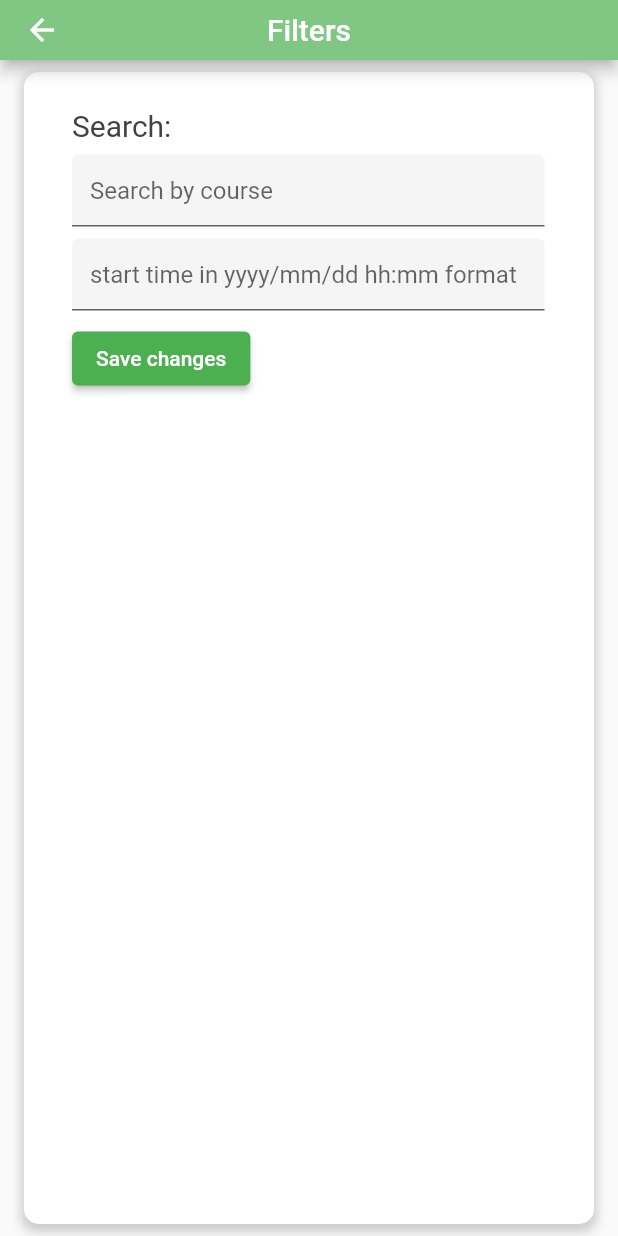
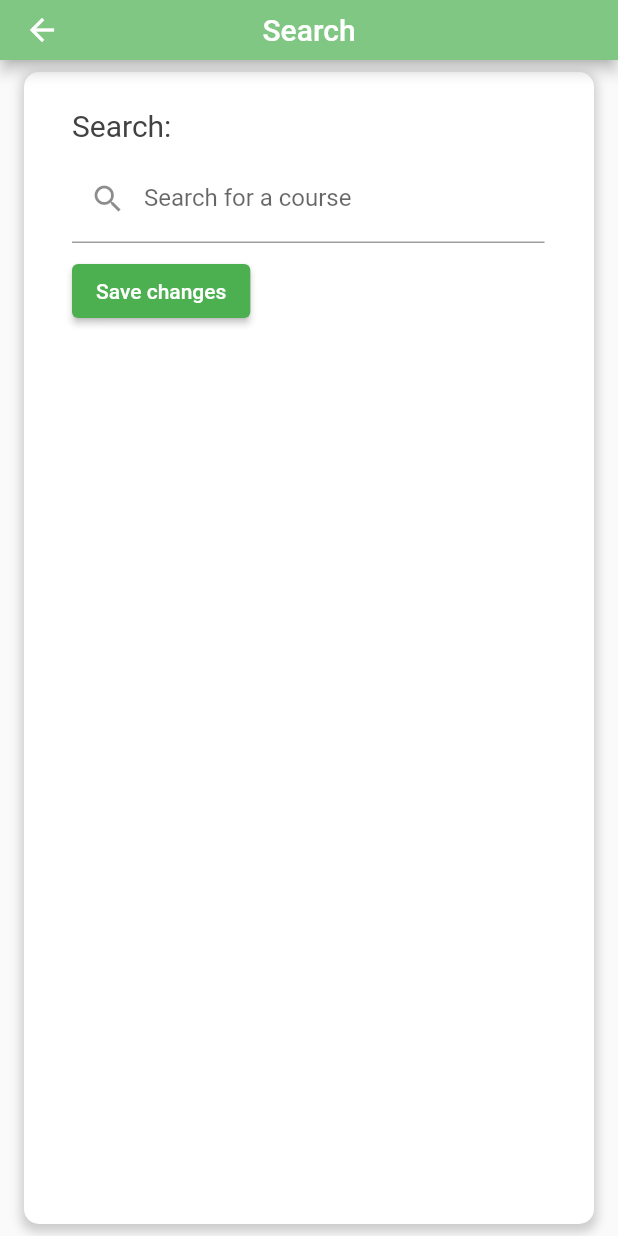
Before and after one commit to tonychengu/project_tutorial, a Flutter app: the FiltersPage screen opened directly, on a phone screen of 412 x 824 dp. Run offline on Flutter 3.47's test engine with Material 2 defaults, Android fonts, the phone set to English and light mode, and no system bars; our stand-ins replace cloud_firestore, firebase_auth, firebase_core, firebase_storage, flutter_local_notifications, flutter_rating_bar and 4 more; missing offline and left inert: controller, path_provider_android, path_provider_ios, path_provider_windows, time_range_picker; accounts and stored records are empty; network calls fail.

Commit message:
Update filters_page.dart

```diff
--- a/lib/page/filters_page.dart
+++ b/lib/page/filters_page.dart
@@ -51,7 +51,7 @@ class _FiltersPageState extends State<FiltersPage> {
         toolbarHeight: 40,
         automaticallyImplyLeading: false,
         title: const Text(
-          'Filters',
+          'Search',
           style: TextStyle(fontSize: 20),
         ),
       ),
@@ -91,54 +91,18 @@ class _FiltersPageState extends State<FiltersPage> {
                       SizedBox(height: 8),
                       SizedBox(
                         width: 315,
-                        child: TextField(
-                          maxLines: 1,
-                          controller: _courseController,
-                          decoration: const InputDecoration(
-                            filled: true,
-                            focusedBorder: OutlineInputBorder(
-                                borderSide:
-                                    BorderSide(width: 1, color: Colors.black)),
-                            hintText: 'Search by course',
-                          ),
-                        ),
+                        child: TextFormField(
+                            autovalidateMode: AutovalidateMode.always,
+                            textCapitalization: TextCapitalization.none,
+                            autocorrect: false,
+                            keyboardType: TextInputType.emailAddress,
+                            decoration: InputDecoration(
+                                labelText: 'Search for a course',
+                                hintText:
+                                    'What would you like to be tutored in?',
+                                prefixIcon: Icon(Icons.search))),
                       ),
                       const SizedBox(height: 8),
-                      SizedBox(
-                        width: 315,
-                        child: TextField(
-                          maxLines: 1,
-                          controller: _startController,
-                          decoration: const InputDecoration(
-                            filled: true,
-                            focusedBorder: OutlineInputBorder(
-                                borderSide:
-                                    BorderSide(width: 1, color: Colors.black)),
-                            hintText: 'start time in yyyy/mm/dd hh:mm format',
-                          ),
-                        ),
-                      ),
-                      const SizedBox(height: 8),
-                      // Row(
-                      //   children: [
-                      //     Text(
-                      //       'Only show favorites: ',
-                      //       style: TextStyle(
-                      //         fontSize: 20,
-                      //         color: Colors.grey.shade800,
-                      //       ),
-                      //     ),
-                      //     Checkbox(
-                      //       value: checkedValue,
-                      //       onChanged: (value) => setState(
-                      //         () {
-                      //           checkedValue = value!;
-                      //         },
-                      //       ),
-                      //     ),
-                      //   ],
-                      // ),
-
                       ElevatedButton(
                         onPressed: () async {
                           final newTutors = await _getNewTutors();
```
